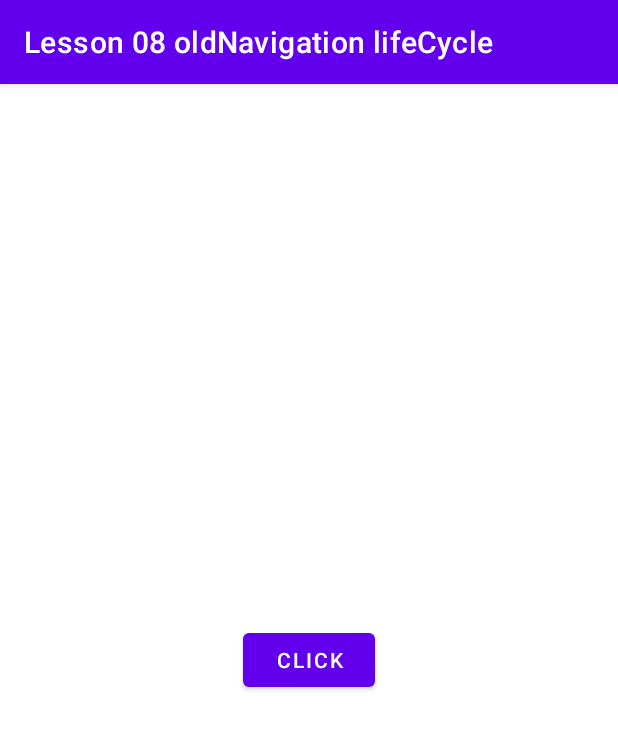
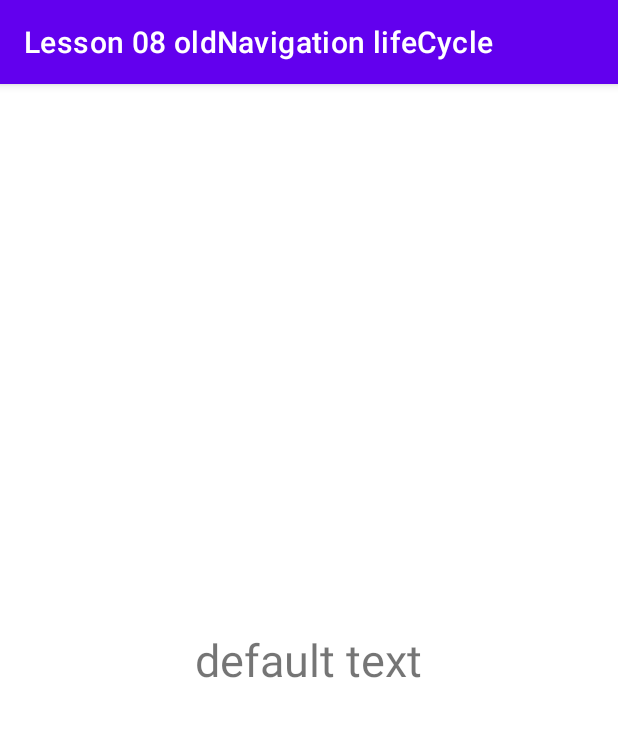
Before and after one commit to StoDruzey/Lesson-08-oldNavigation-lifeCycle, an Android app: the screen it shows after launch (MainActivity), on a phone screen of 412 x 824 dp. Shown: the top 729 px of the screen. Run offline under Robolectric (Android 15) with nearby library versions, the phone set to English and light mode, and no system bars.

Commit message:
Interaction between activities

```diff
--- a/app/src/main/java/com/example/lesson08oldnavigationlifecycle/MainActivity.kt
+++ b/app/src/main/java/com/example/lesson08oldnavigationlifecycle/MainActivity.kt
@@ -3,20 +3,36 @@ package com.example.lesson08oldnavigationlifecycle
 import android.content.Intent
 import androidx.appcompat.app.AppCompatActivity
 import android.os.Bundle
+import androidx.activity.result.contract.ActivityResultContracts
 import com.example.lesson08oldnavigationlifecycle.databinding.ActivityMainBinding
 import java.util.*
 
 class MainActivity : AppCompatActivity() {
+
+    private var binding: ActivityMainBinding? = null
+
+    private val activityLauncher = registerForActivityResult(
+        ActivityResultContracts.StartActivityForResult()
+    ) {
+        if (it.resultCode == 300) {
+            requireNotNull(binding).textView.text = it.data?.getStringExtra("key_text")
+        }
+    }
+
     override fun onCreate(savedInstanceState: Bundle?) {
         super.onCreate(savedInstanceState)
 
         /* val binding = */ActivityMainBinding.inflate(layoutInflater, null, false)
-            .also { setContentView(it.root) }
+            .also {
+                setContentView(it.root)
+                binding = it
+            }
             .apply {
-                button.setOnClickListener {
+                textView.setOnClickListener {
                     val intent = Intent(this@MainActivity, SecondActivity::class.java)
-                        .putExtra("key_text", UUID.randomUUID().toString())
-                    this@MainActivity.startActivity(intent)
+                        .putExtra("key_text", textView.text)
+                    activityLauncher.launch(intent)
+//                    this@MainActivity.startActivity(intent) //delete startActivity. Use activityLauncher
                 }
             }
         /*setContentView(binding.root)
--- a/app/src/main/res/layout/activity_main.xml
+++ b/app/src/main/res/layout/activity_main.xml
@@ -3,11 +3,12 @@
     android:layout_width="match_parent"
     android:layout_height="match_parent">
 
-    <Button
-        android:id="@+id/button"
+    <TextView
+        android:id="@+id/text_view"
         android:layout_width="wrap_content"
         android:layout_height="wrap_content"
         android:layout_gravity="center"
-        android:text="click"/>
+        android:textSize="30sp"
+        android:text="default text"/>
 
 </FrameLayout>
```
Also changed, not shown: app/src/main/java/com/example/lesson08oldnavigationlifecycle/SecondActivity.kt (+7 -1 lines), app/src/main/res/layout/activity_second.xml (+13 -6 lines).
